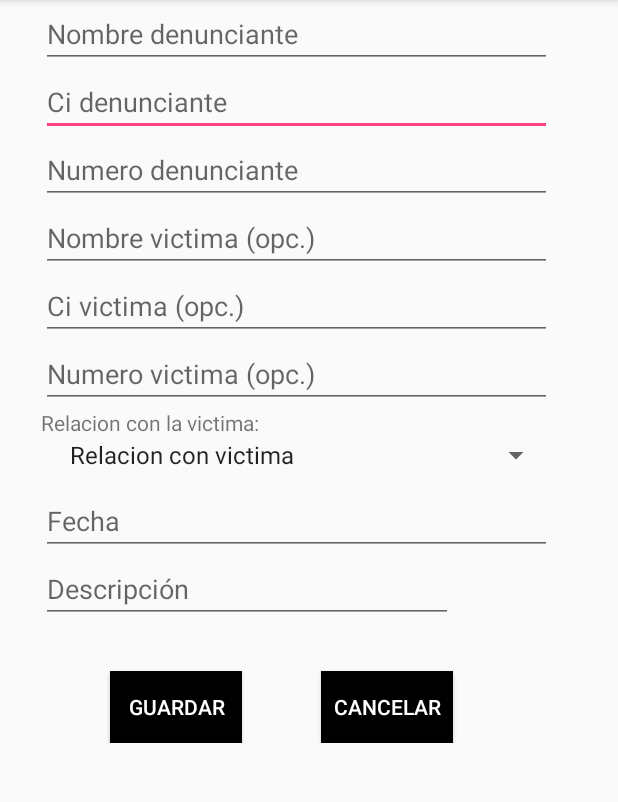
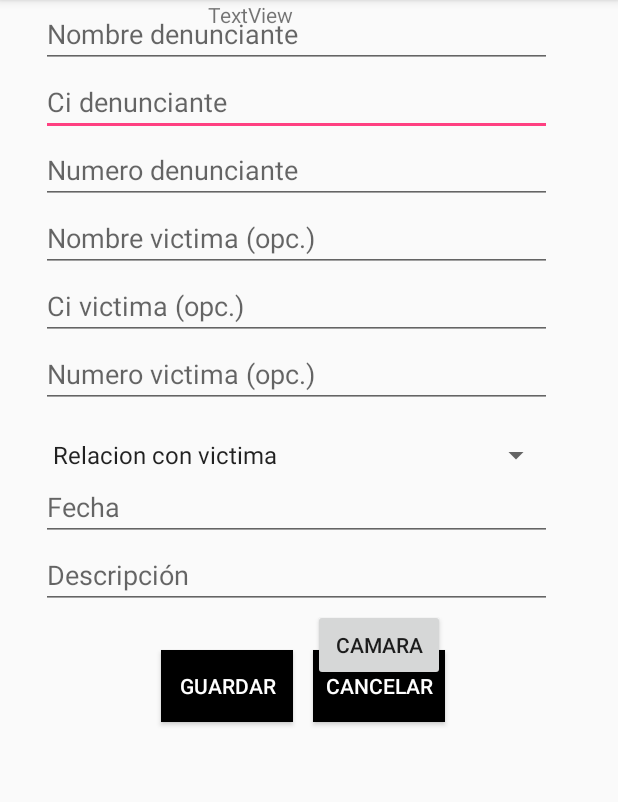
Before and after one commit to dannidanna/warmi, an Android app: the DenunciaActivity screen opened directly, with no data from a screen before it, on a phone screen of 412 x 824 dp, the part 84-886 px from its top. Run offline under Robolectric (Android 15) with nearby library versions, the phone set to English and light mode, and no system bars; our stand-ins replace Firebase (no records; nobody signed in at launch, a user with empty details on screens opened directly).

Commit message:
Denuncia

```diff
--- a/Warmi/app/src/main/java/app/warmi/rodriguez/danny/warmi/Objects/FirebaseReferences.java
+++ b/Warmi/app/src/main/java/app/warmi/rodriguez/danny/warmi/Objects/FirebaseReferences.java
@@ -8,5 +8,6 @@ public class FirebaseReferences {
 
     final public static String DENUNCIA_REFE = "Denuncia";
     final public static String PERSONA_REFE = "Persona";
+    final public static String RELACION_REFE = "Relacion";
 
 }
--- a/Warmi/app/src/main/res/layout/activity_denuncia.xml
+++ b/Warmi/app/src/main/res/layout/activity_denuncia.xml
@@ -93,15 +93,6 @@
             android:layout_alignLeft="@+id/ciVic"
             android:layout_alignStart="@+id/ciVic" />
 
-        <TextView
-            android:id="@+id/textView2"
-            android:layout_width="wrap_content"
-            android:layout_height="wrap_content"
-            android:text="Relacion con la victima:"
-            android:layout_below="@+id/numVic"
-            android:layout_alignLeft="@+id/numVic"
-            android:layout_alignStart="@+id/numVic" />
-
         <EditText
             android:id="@+id/fechaDen"
             android:layout_width="wrap_content"
@@ -109,12 +100,11 @@
             android:ems="10"
             android:hint="Fecha"
             android:inputType="date"
-            android:layout_below="@+id/textView2"
-            android:layout_marginTop="33dp"
+            android:layout_below="@+id/relacion"
+            android:layout_alignLeft="@+id/relacion"
+            android:layout_alignStart="@+id/relacion"
             android:layout_alignParentRight="true"
-            android:layout_alignParentEnd="true"
-            android:layout_alignLeft="@+id/numVic"
-            android:layout_alignStart="@+id/numVic" />
+            android:layout_alignParentEnd="true" />
 
         <EditText
             android:id="@+id/descDen"
@@ -126,8 +116,8 @@
             android:inputType="text"
             android:layout_alignLeft="@+id/fechaDen"
             android:layout_alignStart="@+id/fechaDen"
-            android:layout_alignRight="@+id/btnCancelar"
-            android:layout_alignEnd="@+id/btnCancelar" />
+            android:layout_alignParentRight="true"
+            android:layout_alignParentEnd="true" />
 
         <Button
             android:id="@+id/btnGuardar"
@@ -138,34 +128,52 @@
             android:textColor="@android:color/background_light"
             android:textColorHint="@android:color/background_light"
             android:textColorLink="@android:color/background_light"
+            android:layout_marginRight="13dp"
+            android:layout_marginEnd="13dp"
             android:layout_alignParentBottom="true"
-            android:layout_alignRight="@+id/textView2"
-            android:layout_alignEnd="@+id/textView2"
-            android:layout_marginRight="11dp"
-            android:layout_marginEnd="11dp" />
+            android:layout_toLeftOf="@+id/btnCancelar"
+            android:layout_toStartOf="@+id/btnCancelar"
+            android:layout_marginBottom="14dp" />
 
         <Button
             android:id="@+id/btnCancelar"
             android:layout_width="wrap_content"
             android:layout_height="wrap_content"
-            android:layout_alignTop="@+id/btnGuardar"
-            android:layout_marginLeft="41dp"
-            android:layout_marginStart="41dp"
-            android:layout_toEndOf="@+id/btnGuardar"
-            android:layout_toRightOf="@+id/btnGuardar"
             android:background="@android:color/background_dark"
             android:text="Cancelar"
-            android:textColor="@android:color/background_light" />
+            android:textColor="@android:color/background_light"
+            android:layout_marginRight="71dp"
+            android:layout_marginEnd="71dp"
+            android:layout_alignBaseline="@+id/btnGuardar"
+            android:layout_alignBottom="@+id/btnGuardar"
+            android:layout_alignParentRight="true"
+            android:layout_alignParentEnd="true" />
 
         <Spinner
             android:id="@+id/relacion"
             android:layout_width="match_parent"
             android:layout_height="wrap_content"
-            android:layout_alignLeft="@+id/textView2"
-            android:layout_alignStart="@+id/textView2"
-            android:layout_below="@+id/textView2"
-            android:layout_marginLeft="11dp"
-            android:layout_marginStart="11dp" />
+            android:layout_below="@+id/numVic"
+            android:layout_alignLeft="@+id/numVic"
+            android:layout_alignStart="@+id/numVic"
+            android:layout_marginTop="19dp" />
+
+        <Button
+            android:id="@+id/btnCamara"
+            android:layout_width="wrap_content"
+            android:layout_height="wrap_content"
+            android:layout_below="@+id/descDen"
+            android:layout_toEndOf="@+id/btnGuardar"
+            android:layout_toRightOf="@+id/btnGuardar"
+            android:text="Camara" />
+
+        <TextView
+            android:id="@+id/textView"
+            android:layout_width="wrap_content"
+            android:layout_height="wrap_content"
+            android:text="TextView"
+            android:layout_alignRight="@+id/btnGuardar"
+            android:layout_alignEnd="@+id/btnGuardar" />
 
     </RelativeLayout>
 </android.support.constraint.ConstraintLayout>
```
Also changed, not shown: Warmi/app/src/main/java/app/warmi/rodriguez/danny/warmi/DenunciaActivity.java (+32 -3 lines).
